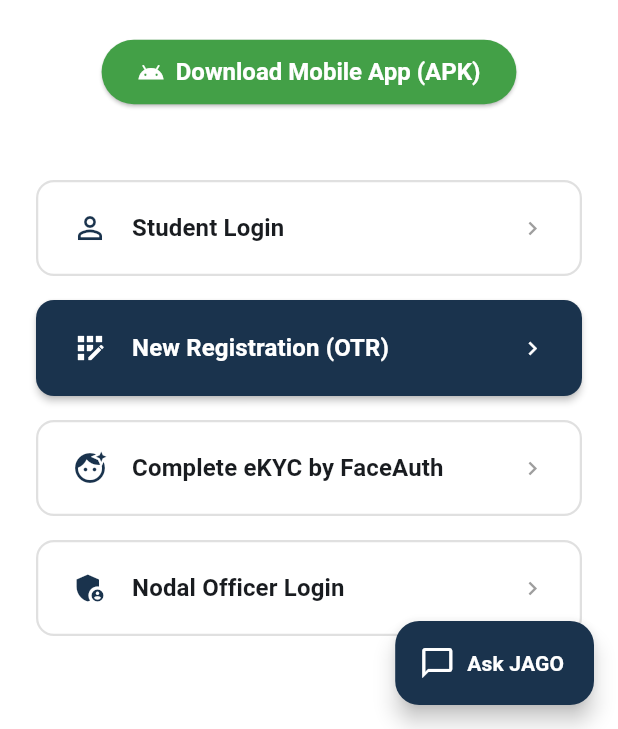
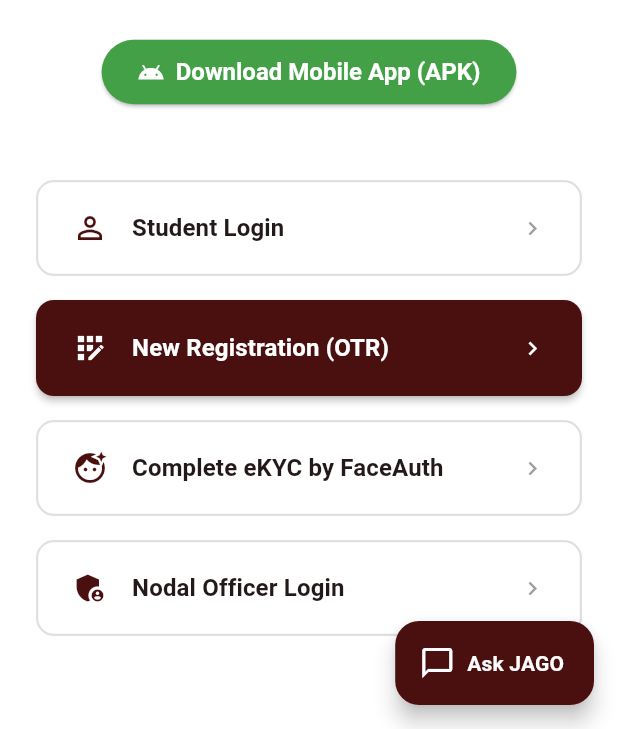
Before and after one commit to harsh-asd/UniScholar-APP, a Flutter app: the screen it shows after launch, on a phone screen of 412 x 824 dp, the part 507-1236 px from its top. Run offline on Flutter 3.47's test engine with Material 3 defaults, Android fonts, the light colour scheme and no system bars; our stand-ins replace dio, flutter_riverpod, go_router, shared_preferences.

Commit message:
style: Update primary and secondary app colors to perfectly match the new deep maroon and gold logo

```diff
--- a/frontend/lib/main.dart
+++ b/frontend/lib/main.dart
@@ -74,12 +74,12 @@ class UniScholarApp extends ConsumerWidget {
       theme: ThemeData(
         // OFFICIAL NSP COLOR PALETTE
         colorScheme: ColorScheme.fromSeed(
-          seedColor: const Color(0xFF1A334D), // NSP Navy Blue
-          primary: const Color(0xFF1A334D),
-          secondary: const Color(0xFFE75425), // NSP Saffron/Orange
+          seedColor: const Color(0xFF4A1010), // Logo Deep Maroon
+          primary: const Color(0xFF4A1010), // Logo Deep Maroon
+          secondary: const Color(0xFFB38031), // Logo Gold
           surface: Colors.white,
         ),
-        scaffoldBackgroundColor: Colors.grey.shade50,
+        scaffoldBackgroundColor: const Color(0xFFFCF9F2), // Logo Cream Background
         useMaterial3: true,
         fontFamily: 'Roboto',
         appBarTheme: const AppBarTheme(
--- a/frontend/lib/screens/admin_dashboard_screen.dart
+++ b/frontend/lib/screens/admin_dashboard_screen.dart
@@ -88,12 +88,12 @@ class AdminDashboardScreen extends ConsumerWidget {
             tooltip: 'Back to Welcome',
           ),
           title: Row(children: [CircleAvatar(backgroundImage: const AssetImage('assets/images/app_logo.jpg'), backgroundColor: Colors.white, radius: 16), const SizedBox(width: 12), const Text('Nodal Officer Verification Dashboard')]),
-          backgroundColor: Colors.blueGrey.shade900,
+          backgroundColor: Theme.of(context).colorScheme.primary,
           foregroundColor: Colors.white,
           bottom: const TabBar(
             labelColor: Colors.white,
             unselectedLabelColor: Colors.white60,
-            indicatorColor: Colors.tealAccent,
+            indicatorColor: Colors.white,
             tabs: [
               Tab(icon: Icon(Icons.verified_user), text: 'Manual Scrutiny Queue'),
               Tab(icon: Icon(Icons.radar), text: 'AI Outreach (UDISE+)'),
```
Also changed, not shown: 2 other files.
